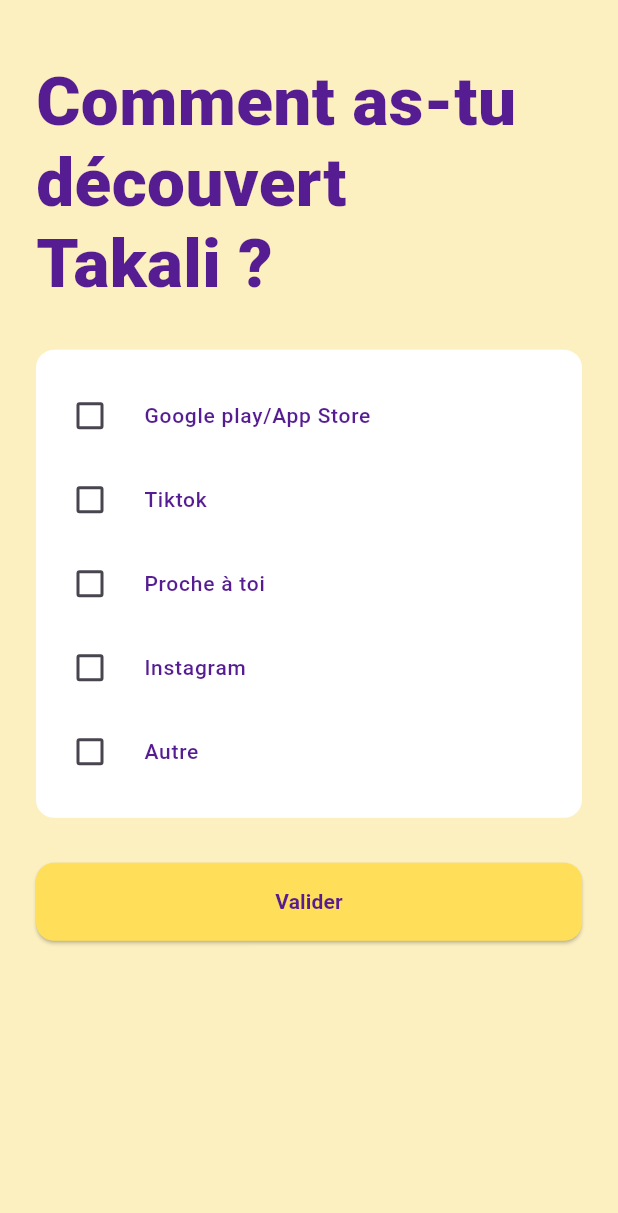
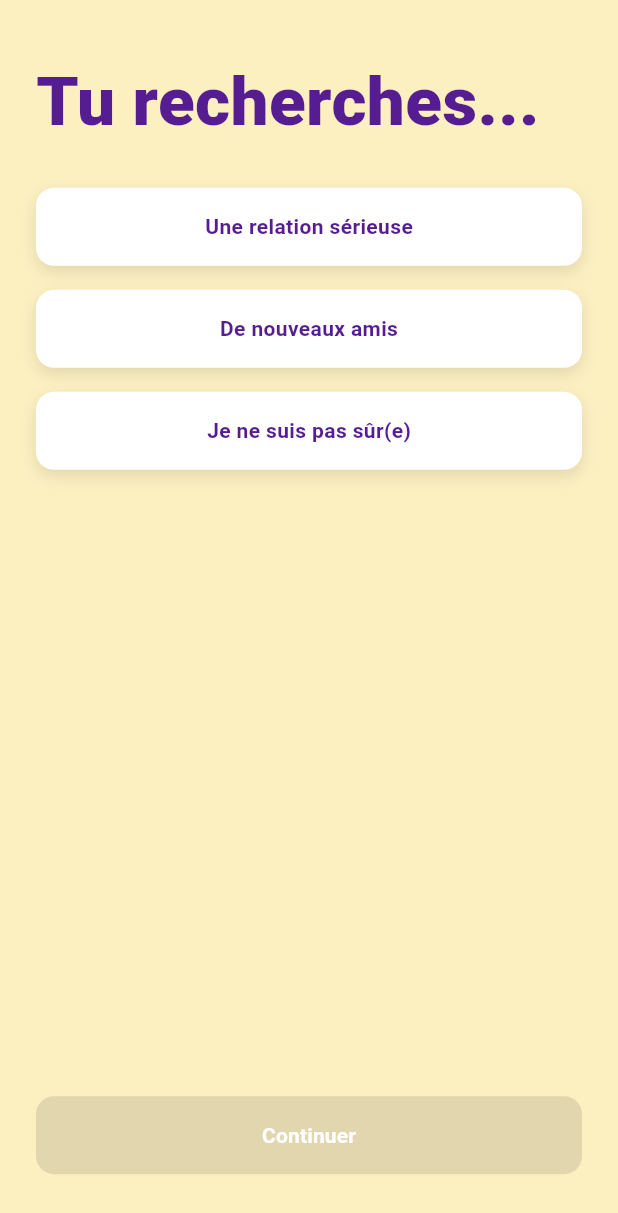
Before and after one commit to TakaliApp/takali, a Flutter app: the screen it shows after launch, on a phone screen of 412 x 824 dp. Shown: the top 1213 px of the screen. Run offline on Flutter 3.47's test engine with Material 3 defaults, Android fonts, the light colour scheme and no system bars; our stand-ins replace dio, get_it, google_fonts, hive, hive_flutter, logger; accounts and stored records are empty; Roboto replaces fonts that are missing (Harmonique).

Commit message:
feat(matchprefs): implement match prefs ui

```diff
--- a/lib/app_locator.dart
+++ b/lib/app_locator.dart
@@ -6,6 +6,7 @@
 import 'package:takali/services/local_storage_service.dart';
 import 'package:takali/services/user_service.dart';
 import 'package:takali/viewmodels/login_viewmodel.dart';
+import 'package:takali/viewmodels/match_preferences_viewmodel.dart';
 import 'package:takali/viewmodels/otp_viewmodel.dart';
 import 'package:takali/viewmodels/user_infos_viewmodel.dart';
 
@@ -39,6 +40,7 @@
   locator.registerFactory<LoginViewModel>(() => LoginViewModel());
   locator.registerFactory<OtpViewModel>(() => OtpViewModel());
   locator.registerFactory<UserInfoViewModel>(() => UserInfoViewModel());
+  locator.registerFactory<MatchPreferencesViewModel>(() => MatchPreferencesViewModel());
 }
 
 void registerProviders() {
--- a/lib/app_routes.dart
+++ b/lib/app_routes.dart
@@ -1,6 +1,7 @@
 import 'package:flutter/material.dart';
 import 'package:takali/viewmodels/otp_viewmodel.dart';
 import 'package:takali/views/login/login_view.dart';
+import 'package:takali/views/match_preferences/match_preferences_view.dart';
 import 'package:takali/views/otp/otp_view.dart';
 import 'package:takali/views/referrals_source/referral_source_view.dart';
 import 'package:takali/views/user_infos/user_infos_view.dart';
@@ -26,6 +27,8 @@
         return MaterialPageRoute(builder: (_) => const UserInfoView());
       case RoutePaths.referralSource:
         return MaterialPageRoute(builder: (_) => const ReferralSourceView());
+      case RoutePaths.matchPreference:
+        return MaterialPageRoute(builder: (_) => const MatchPreferencesView());
       default:
         return MaterialPageRoute(builder: (_) => Container());
     }
--- a/lib/constants/routes.dart
+++ b/lib/constants/routes.dart
@@ -9,4 +9,5 @@
   static const String referralSource  = '/referalSource';
   static const String genderPreference = '/genderPreference';
   static const String home = '/home';
+  static const String matchPreference = '/matchPreference';
 }
--- a/lib/main.dart
+++ b/lib/main.dart
@@ -37,7 +37,7 @@
         return MaterialApp(
           debugShowCheckedModeBanner: false,
           title: AppStrings.appName,
-          initialRoute: RoutePaths.referralSource,
+          initialRoute: RoutePaths.matchPreference,
           onGenerateRoute: (settings) => AppRouter.generateRoute(settings),
           navigatorKey: context.read<AuthProvider>().navigatorkey,
         );
--- /dev/null
+++ b/lib/viewmodels/match_preferences_viewmodel.dart
@@ -0,0 +1,26 @@
+import 'package:flutter/material.dart';
+import 'package:takali/viewmodels/base.viewmodel.dart';
+
+class MatchPreferencesViewModel extends BaseViewModel {
+  final List<String> options = [
+    'Une relation sérieuse',
+    'De nouveaux amis',
+    'Je ne suis pas sûr(e)',
+  ];
+
+  String? _selectedOption;
+
+  String? get selectedOption => _selectedOption;
+
+  void selectOption(String option) {
+    _selectedOption = option;
+    notifyListeners();
+  }
+
+  void submitSelection() {
+    if (_selectedOption != null) {
+      print('Option sélectionnée : $_selectedOption');
+      // Ajoutez ici la logique pour soumettre la sélection
+    }
+  }
+}
--- /dev/null
+++ b/lib/views/match_preferences/match_preferences_view.dart
@@ -0,0 +1,113 @@
+import 'package:flutter/material.dart';
+import 'package:takali/themes/colors.dart';
+import 'package:takali/helpers/extensions/textstyle.dart';
+import 'package:takali/helpers/extensions/media_query.dart';
+import 'package:takali/viewmodels/match_preferences_viewmodel.dart';
+import 'package:takali/views/base.view.dart';
+
+class MatchPreferencesView extends StatefulWidget {
+  const MatchPreferencesView({super.key});
+
+  @override
+  State<MatchPreferencesView> createState() => _MatchPreferencesViewState();
+}
+
+class _MatchPreferencesViewState extends State<MatchPreferencesView> {
+  @override
+  Widget build(BuildContext context) {
+    return BaseView<MatchPreferencesViewModel>(
+      onModelReady: (model) {
+        // Initialisation du ViewModel si nécessaire
+      },
+      builder: (context, model, _) => Scaffold(
+        backgroundColor: const Color.fromARGB(255, 252, 240, 193),
+        body: Padding(
+          padding: EdgeInsets.symmetric(
+            horizontal: 24.0,
+            vertical: context.screenHeight * 0.05,
+          ),
+          child: Column(
+            crossAxisAlignment: CrossAxisAlignment.start,
+            children: [
+              Text(
+                'Tu recherches...',
+                style: context.displayLarge.copyWith(
+                  color: AppColors.secondary,
+                  height: 1.2,
+                ),
+              ),
+              const SizedBox(height: 30),
+
+              // Boutons interactifs
+              Expanded(
+                child: ListView(
+                  children: model.options.map((option) {
+                    return Padding(
+                      padding: const EdgeInsets.only(bottom: 16),
+                      child: _buildOptionButton(option, model),
+                    );
+                  }).toList(),
+                ),
+              ),
+
+              // Bouton de validation
+              SizedBox(
+                width: double.infinity,
+                child: ElevatedButton(
+                  style: ElevatedButton.styleFrom(
+                    padding: const EdgeInsets.symmetric(vertical: 16),
+                    backgroundColor: AppColors.primary,
+                    shape: RoundedRectangleBorder(
+                      borderRadius: BorderRadius.circular(12),
+                    ),
+                  ),
+                  onPressed: model.selectedOption != null ? model.submitSelection : null,
+                  child: Text(
+                    'Continuer',
+                    style: context.bodyMedium.copyWith(
+                      color: Colors.white,
+                      fontWeight: FontWeight.bold,
+                    ),
+                  ),
+                ),
+              ),
+            ],
+          ),
+        ),
+      ),
+    );
+  }
+
+  Widget _buildOptionButton(String option, MatchPreferencesViewModel model) {
+    final isSelected = model.selectedOption == option;
+
+    return GestureDetector(
+      onTap: () {
+        model.selectOption(option);
+      },
+      child: Container(
+        padding: const EdgeInsets.symmetric(vertical: 16, horizontal: 24),
+        decoration: BoxDecoration(
+          color: isSelected ? AppColors.secondary : Colors.white,
+          borderRadius: BorderRadius.circular(12),
+          boxShadow: [
+            BoxShadow(
+              color: Colors.black.withOpacity(0.1),
+              blurRadius: 8,
+              offset: const Offset(0, 4),
+            ),
+          ],
+        ),
+        child: Center(
+          child: Text(
+            option,
+            style: context.bodyMedium.copyWith(
+              color: isSelected ? Colors.white : AppColors.secondary,
+              fontWeight: FontWeight.w600,
+            ),
+          ),
+        ),
+      ),
+    );
+  }
+}
```
